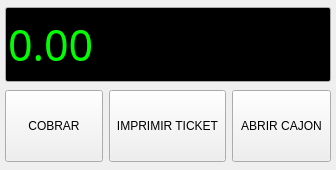
Above: bulmages/bulmatpv/plugins/pluginbt_totalivaincluido/totalbase.ui from eboladev/Bulmages-1 before the change. Below: the same form after it.
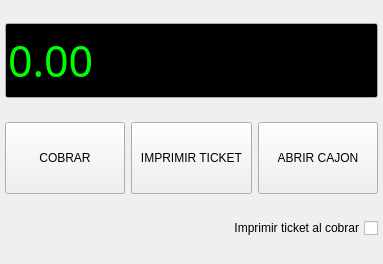
That is the form after the change.

Commit message:
Agrego el checkbox en la ventana para cobrar ticket que indica si, al cobrar, queremos que se imprima el ticket o no. Por si al usuario no le interesa o ya lo ha imprimido antes de cobrarlo.
Agrego también algunas cabeceras con la GPL y autores.

```diff
--- a/bulmages/bulmatpv/plugins/pluginbt_totalivaincluido/totalbase.ui
+++ b/bulmages/bulmatpv/plugins/pluginbt_totalivaincluido/totalbase.ui
@@ -1,12 +1,12 @@
 <ui version="4.0" >
  <class>TotalBase</class>
- <widget class="QWidget" name="TotalBase" >
-  <property name="geometry" >
+ <widget class="QWidget" name="TotalBase">
+  <property name="geometry">
    <rect>
     <x>0</x>
     <y>0</y>
-    <width>336</width>
-    <height>170</height>
+    <width>383</width>
+    <height>264</height>
    </rect>
   </property>
   <property name="minimumSize" >
@@ -21,17 +21,8 @@
   <property name="layoutDirection" >
    <enum>Qt::RightToLeft</enum>
   </property>
-  <layout class="QVBoxLayout" >
-   <property name="leftMargin" >
-    <number>5</number>
-   </property>
-   <property name="topMargin" >
-    <number>5</number>
-   </property>
-   <property name="rightMargin" >
-    <number>5</number>
-   </property>
-   <property name="bottomMargin" >
+  <layout class="QVBoxLayout">
+   <property name="margin">
     <number>5</number>
    </property>
    <item>
@@ -187,6 +178,16 @@
      </item>
     </layout>
    </item>
+   <item>
+    <widget class="QCheckBox" name="mui_imprimiralcobrar">
+     <property name="enabled">
+      <bool>true</bool>
+     </property>
+     <property name="text">
+      <string>Imprimir ticket al cobrar</string>
+     </property>
+    </widget>
+   </item>
   </layout>
  </widget>
  <resources/>
```
Left out of the diff: 87 changed lines with no effect on the pictures. The commit also changes 5 other files.
